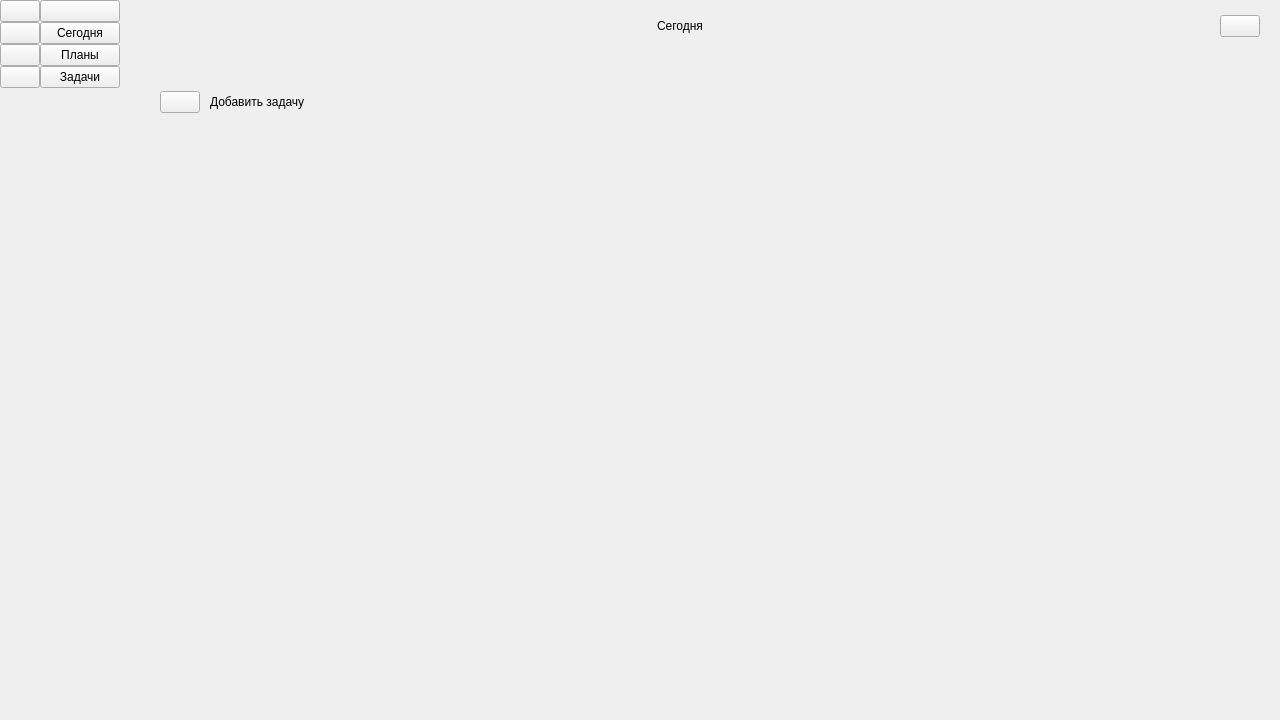
This is mainwindow.ui in fnDxrk/ToDo_VPHAMI as Qt 5 draws it before an edit. The edited form follows.
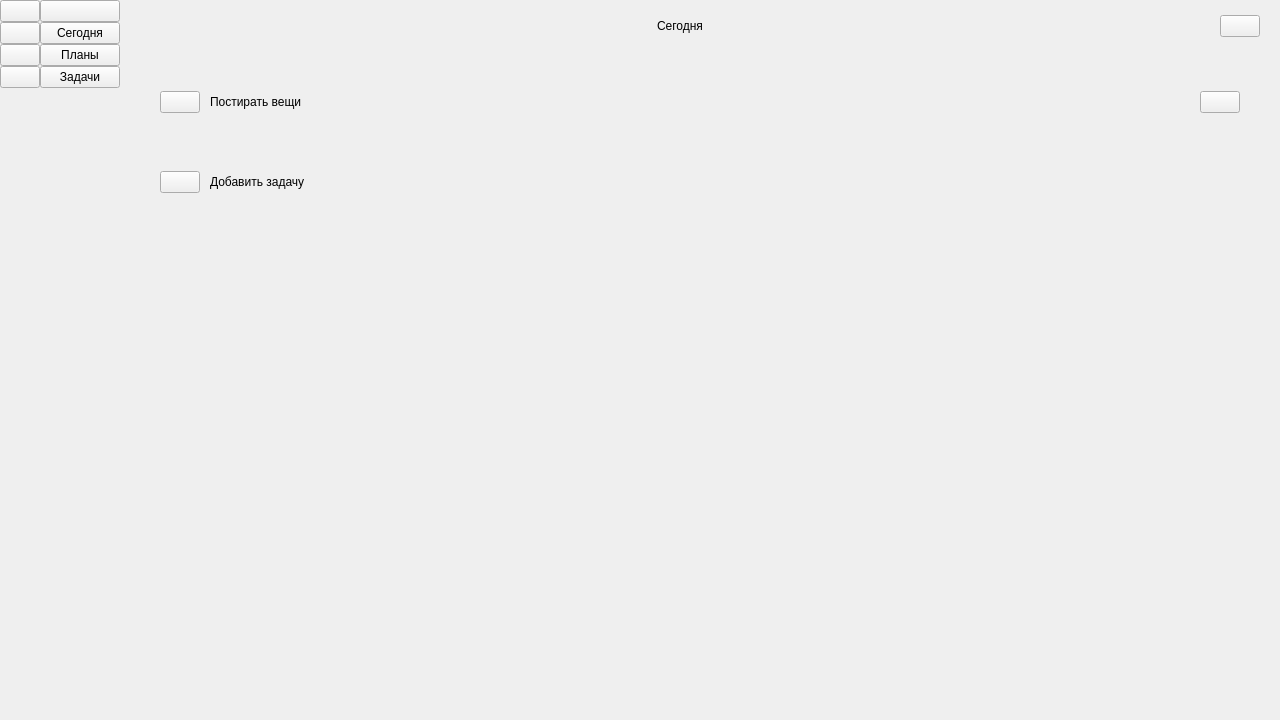
This is the edited form. Icons and pictures are not drawn.

Commit message: Add task widget

What changed in the file:
```diff
--- a/mainwindow.ui
+++ b/mainwindow.ui
@@ -904,6 +904,103 @@
            <property name="bottomMargin">
             <number>20</number>
            </property>
+           <item>
+            <widget class="QWidget" name="task_widget" native="true">
+             <property name="minimumSize">
+              <size>
+               <width>0</width>
+               <height>60</height>
+              </size>
+             </property>
+             <layout class="QHBoxLayout" name="horizontalLayout_10">
+              <property name="spacing">
+               <number>0</number>
+              </property>
+              <property name="leftMargin">
+               <number>20</number>
+              </property>
+              <property name="topMargin">
+               <number>0</number>
+              </property>
+              <property name="rightMargin">
+               <number>20</number>
+              </property>
+              <property name="bottomMargin">
+               <number>0</number>
+              </property>
+              <item>
+               <widget class="QPushButton" name="task_plus_button">
+                <property name="text">
+                 <string/>
+                </property>
+                <property name="icon">
+                 <iconset resource="resource.qrc">
+                  <normaloff>:/resource/icons/Circle.png</normaloff>:/resource/icons/Circle.png</iconset>
+                </property>
+                <property name="iconSize">
+                 <size>
+                  <width>20</width>
+                  <height>20</height>
+                 </size>
+                </property>
+               </widget>
+              </item>
+              <item>
+               <spacer name="horizontalSpacer_14">
+                <property name="orientation">
+                 <enum>Qt::Horizontal</enum>
+                </property>
+                <property name="sizeType">
+                 <enum>QSizePolicy::Fixed</enum>
+                </property>
+                <property name="sizeHint" stdset="0">
+                 <size>
+                  <width>10</width>
+                  <height>20</height>
+                 </size>
+                </property>
+               </spacer>
+              </item>
+              <item>
+               <widget class="QLabel" name="task_text">
+                <property name="text">
+                 <string>Постирать вещи</string>
+                </property>
+               </widget>
+              </item>
+              <item>
+               <spacer name="horizontalSpacer_15">
+                <property name="orientation">
+                 <enum>Qt::Horizontal</enum>
+                </property>
+                <property name="sizeHint" stdset="0">
+                 <size>
+                  <width>884</width>
+                  <height>20</height>
+                 </size>
+                </property>
+               </spacer>
+              </item>
+              <item>
+               <widget class="QPushButton" name="task_options_button">
+                <property name="text">
+                 <string/>
+                </property>
+                <property name="icon">
+                 <iconset resource="resource.qrc">
+                  <normaloff>:/resource/icons/Options.png</normaloff>:/resource/icons/Options.png</iconset>
+                </property>
+                <property name="iconSize">
+                 <size>
+                  <width>20</width>
+                  <height>20</height>
+                 </size>
+                </property>
+               </widget>
+              </item>
+             </layout>
+            </widget>
+           </item>
            <item>
             <widget class="QWidget" name="add_task_widget" native="true">
              <property name="minimumSize">
@@ -992,7 +1089,7 @@
              <property name="sizeHint" stdset="0">
               <size>
                <width>20</width>
-               <height>511</height>
+               <height>431</height>
               </size>
              </property>
             </spacer>
```
Left out of the diff: 4 changed lines with no effect on the pictures.
